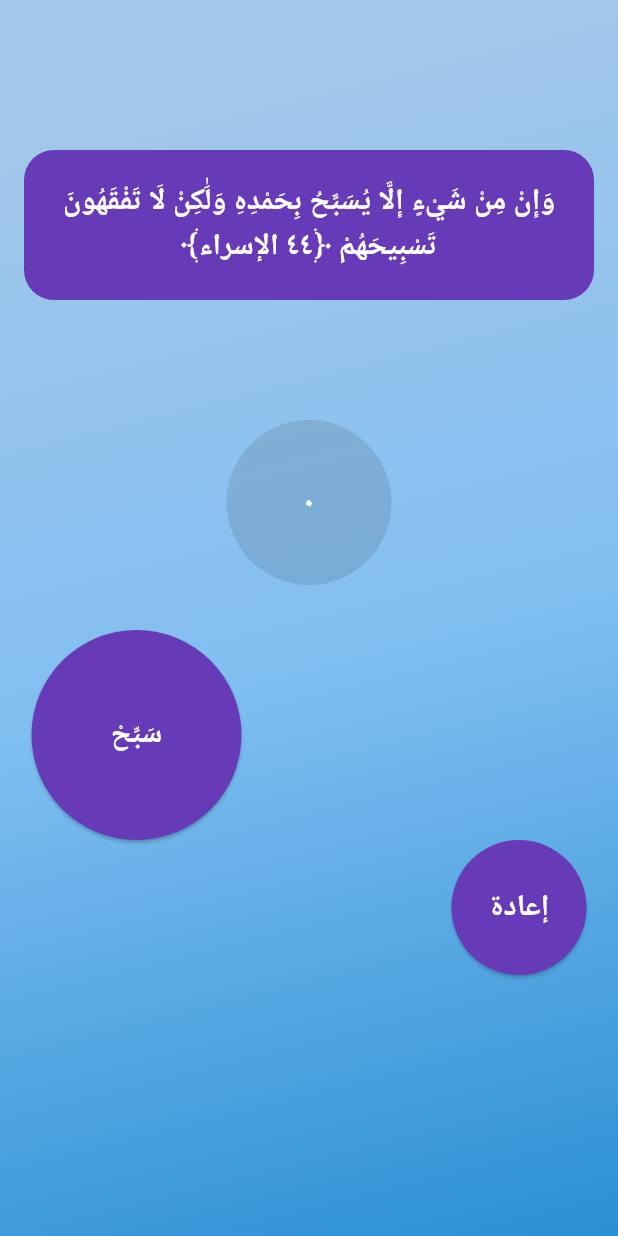
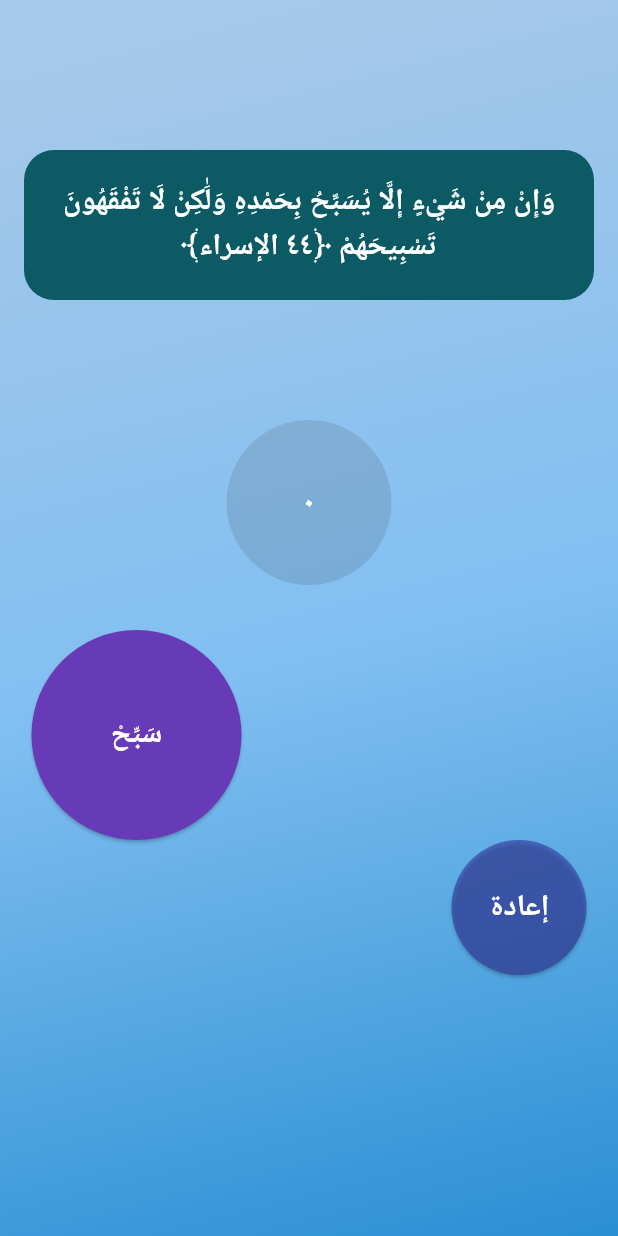
Before and after one commit to yousefmohamed35/Adkar, a Flutter app: the screen it shows after launch, on a phone screen of 412 x 824 dp. Run offline on Flutter 3.47's test engine with Material 3 defaults, Android fonts, the phone set to English and light mode, and no system bars; our stand-ins replace flutter_bloc, get_it, shared_preferences.

Commit message:
finish my work today

```diff
--- a/lib/feature/home/presentation/views/widgets/custom_button.dart
+++ b/lib/feature/home/presentation/views/widgets/custom_button.dart
@@ -9,16 +9,18 @@ class CustomButton extends StatelessWidget {
     this.width,
     this.hight,
     this.onPressed,
+    this.color,
   });
   final String text;
   final double? width;
   final double? hight;
   final void Function()? onPressed;
+  final Color? color;
   @override
   Widget build(BuildContext context) {
     return ElevatedButton(
       style: ElevatedButton.styleFrom(
-        backgroundColor: Colors.deepPurple,
+        backgroundColor: color ?? Colors.deepPurple,
         shape: CircleBorder(),
         fixedSize: Size(width ?? 100, hight ?? 90),
       ),
--- a/lib/feature/home/presentation/views/widgets/custom_container.dart
+++ b/lib/feature/home/presentation/views/widgets/custom_container.dart
@@ -12,7 +12,7 @@ class CustomContainer extends StatelessWidget {
       height: 100,
       width: double.infinity,
       decoration: BoxDecoration(
-        color: Colors.deepPurple,
+        color: const Color.fromARGB(255, 12, 90, 100),
         borderRadius: BorderRadius.circular(20),
       ),
       child: CustomText(text: text),
--- a/lib/feature/home/presentation/views/widgets/home_view_body_bloc_builder.dart
+++ b/lib/feature/home/presentation/views/widgets/home_view_body_bloc_builder.dart
@@ -7,9 +7,7 @@ import 'custom_button.dart';
 import 'custom_container.dart';
 
 class HomeViewBodyBlocBuilder extends StatelessWidget {
-  const HomeViewBodyBlocBuilder({
-    super.key,
-  });
+  const HomeViewBodyBlocBuilder({super.key});
 
   @override
   Widget build(BuildContext context) {
@@ -49,6 +47,7 @@ class HomeViewBodyBlocBuilder extends StatelessWidget {
               children: [
                 CustomButton(
                   text: 'إعادة',
+                  color: const Color.fromARGB(157, 52, 59, 163),
                   onPressed: () {
                     cubit.resetValue();
                   },
```
